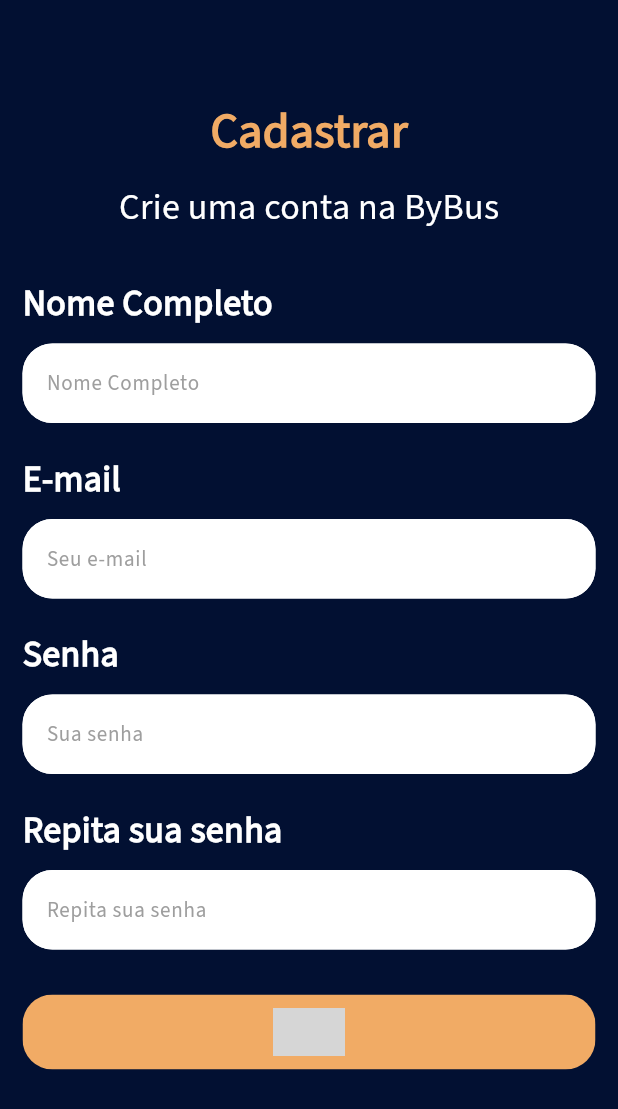
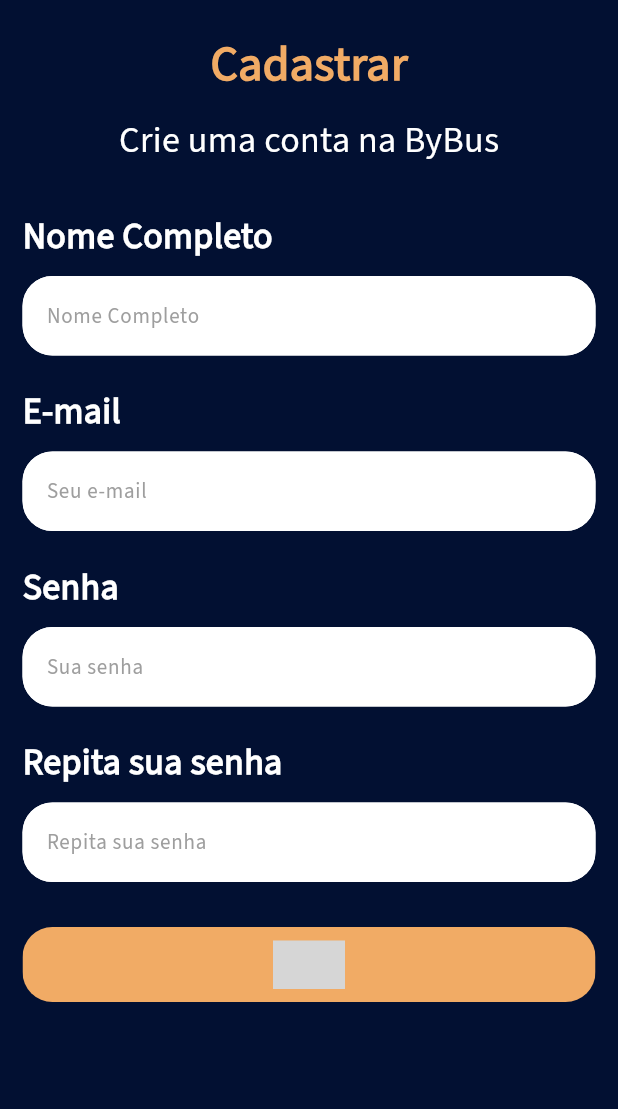
Before and after one commit to hoffera/ByBus, a Flutter app: the screen it shows after launch, after a tap on "Cadastre-se agora", on a phone screen of 412 x 824 dp. Shown: the top 1109 px of the screen. Run offline on Flutter 3.47's test engine with Material 3 defaults, Android fonts, the light colour scheme and no system bars; our stand-ins replace cloud_firestore, curved_navigation_bar, firebase_auth, firebase_core, get, google_maps_flutter; missing offline and left inert: deep_pick, mix; accounts and stored records are empty; statements that could not run were skipped; grey boxes are pictures that could not be loaded.

Commit message:
fix screen bugs

```diff
--- a/lib/view/home_login_page.dart
+++ b/lib/view/home_login_page.dart
@@ -12,17 +12,14 @@
       body: Center(
         child: Column(
           children: [
-            const SizedBox(
-              height: 100,
-            ),
             Padding(
               padding: const EdgeInsets.all(20.0),
               child: Image.asset(
-                'lib/assets/logo.jpeg',
+                'lib/assets/logosem.png',
               ),
             ),
             const SizedBox(
-              height: 100,
+              height: 50,
             ),
             Padding(
               padding: const EdgeInsets.all(10.0),
--- a/lib/view/login_page.dart
+++ b/lib/view/login_page.dart
@@ -27,7 +27,6 @@
           child: Center(
             child: Column(
               children: [
-                const SizedBox(height: 50),
                 _logo(),
                 const SizedBox(height: 15),
                 _title(),
@@ -51,7 +50,7 @@
   _logo() {
     return Image.asset(
       height: 300,
-      'lib/assets/logo.jpeg',
+      'lib/assets/logosem.png',
     );
   }
 
--- a/lib/view/navpage.dart
+++ b/lib/view/navpage.dart
@@ -35,6 +35,7 @@
     return Scaffold(
       body: _widgetOptions.elementAt(_selectedIndex),
       bottomNavigationBar: CurvedNavigationBar(
+        height: 50,
         backgroundColor: Colors.transparent,
         buttonBackgroundColor: AppColors.primary,
         color: AppColors.primary,
--- a/lib/view/register_page.dart
+++ b/lib/view/register_page.dart
@@ -22,11 +22,10 @@
       resizeToAvoidBottomInset: true,
       body: SingleChildScrollView(
         child: Padding(
-          padding: const EdgeInsets.all(15.0),
+          padding: const EdgeInsets.fromLTRB(15, 20, 15, 20),
           child: Center(
             child: Column(
               children: [
-                const SizedBox(height: 50.0),
                 _title(),
                 const SizedBox(height: 10.0),
                 _subtitle(),
--- a/lib/view/user_page.dart
+++ b/lib/view/user_page.dart
@@ -11,7 +11,6 @@
   UserPage({super.key, required this.user});
   final TextEditingController _emailController = TextEditingController();
   final TextEditingController _nameController = TextEditingController();
-  final TextEditingController _passwordController = TextEditingController();
   final _formKey = GlobalKey<FormState>();
   AuthService authServices = AuthService();
 
--- a/lib/widgets/balance_text.dart
+++ b/lib/widgets/balance_text.dart
@@ -34,7 +34,7 @@
               const Text(
                 "Saldo atual: ",
                 style: TextStyle(
-                  fontSize: 32,
+                  fontSize: 24,
                   color: Colors.white,
                   fontWeight: FontWeight.bold,
                 ),
@@ -45,7 +45,7 @@
               Text(
                 wallet != null ? "R\$ ${wallet.balance}" : "R\$ 0",
                 style: const TextStyle(
-                  fontSize: 32,
+                  fontSize: 24,
                   color: AppColors.primary,
                   fontWeight: FontWeight.bold,
                 ),
--- a/lib/widgets/core_button.dart
+++ b/lib/widgets/core_button.dart
@@ -64,7 +64,7 @@
     return Text(
       text,
       style: TextStyle(
-        fontSize: logoff ? 20 : (funds ? 32 : 20),
+        fontSize: logoff ? 20 : (funds ? 24 : 20),
         fontWeight: logoff
             ? FontWeight.w700
             : (funds ? FontWeight.bold : FontWeight.w700),
--- a/lib/widgets/drop_button.dart
+++ b/lib/widgets/drop_button.dart
@@ -15,14 +15,14 @@
     List<String> dropDownItems = <String>['12:00', '13:00', '14:00', '1:00'];
 
     return Container(
-      height: 55,
+      height: 45,
       width: 210,
       decoration: BoxDecoration(
         borderRadius: BorderRadius.circular(20),
         color: AppColors.primary, // Define a cor rosa aqui
       ),
       child: Padding(
-        padding: const EdgeInsets.all(8.0),
+        padding: const EdgeInsets.fromLTRB(15, 7, 7, 7),
         child: DropdownButton<String>(
           hint: const Text(
             "Univali",
--- a/lib/widgets/text_input.dart
+++ b/lib/widgets/text_input.dart
@@ -68,7 +68,7 @@
             borderRadius: BorderRadius.circular(20.0),
           ),
         ),
-        style: const TextStyle(color: Colors.grey, fontSize: 14.0),
+        style: const TextStyle(color: Colors.black, fontSize: 14.0),
       ),
     );
   }
```
Also changed, not shown: lib/view/add_funds_page.dart (+8 -8 lines), lib/view/config_page.dart (+4 -4 lines), lib/view/map_page.dart (+6 -6 lines), lib/assets/logosem.png (added).
